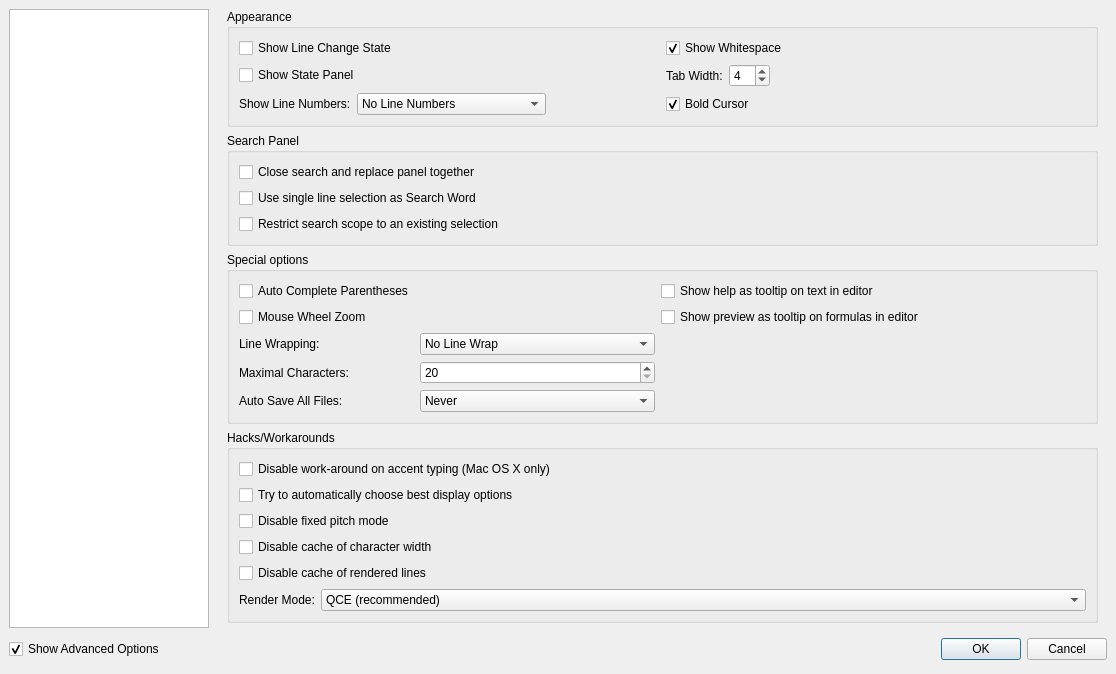
The window that configdialog.ui (svn2github/texstudio-trunk) describes before a commit, drawn with Qt 5.
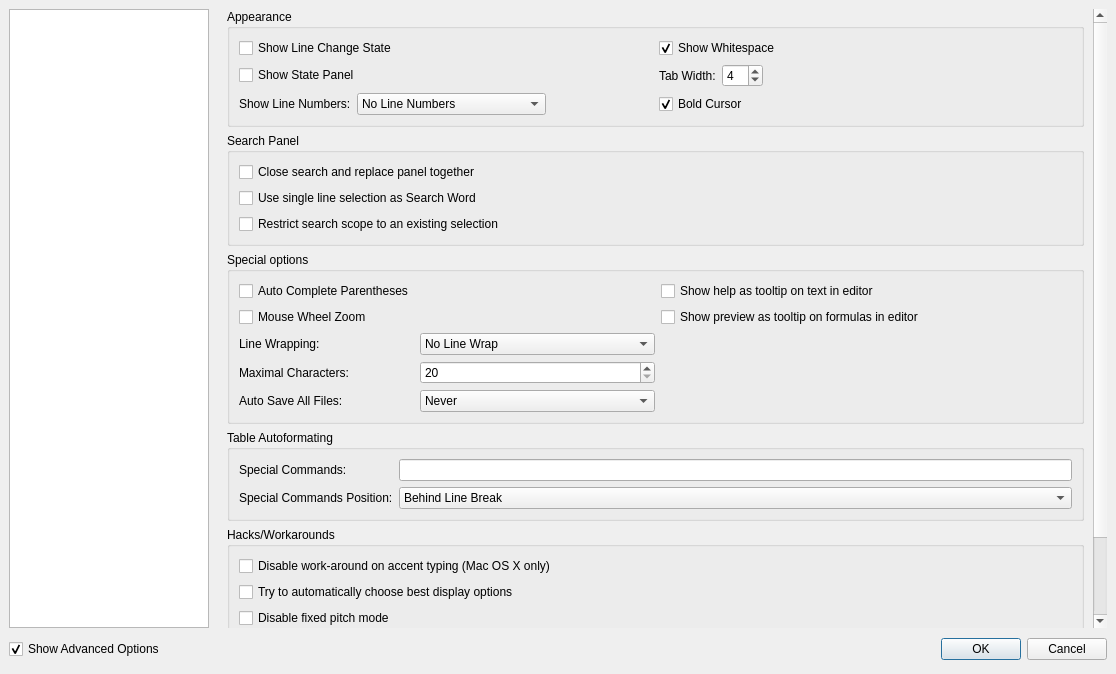
The same window after the commit. The open tabs and pages were chosen to show the change. Icons and pictures are not drawn.

Commit message: table alignment: make special (line/rule) commands configurable, add option where to insert them.

The edit to the form file:
```diff
--- a/configdialog.ui
+++ b/configdialog.ui
@@ -1360,8 +1360,8 @@
            <rect>
             <x>0</x>
             <y>0</y>
-            <width>646</width>
-            <height>547</height>
+            <width>863</width>
+            <height>632</height>
            </rect>
           </property>
           <layout class="QVBoxLayout" name="verticalLayout_8">
@@ -1681,6 +1681,51 @@
              </layout>
             </widget>
            </item>
+           <item>
+            <widget class="QGroupBox" name="gbTableAutoformat">
+             <property name="title">
+              <string>Table Autoformating</string>
+             </property>
+             <layout class="QGridLayout" name="gridLayout">
+              <item row="0" column="0">
+               <widget class="QLabel" name="label_60">
+                <property name="text">
+                 <string>Special Commands:</string>
+                </property>
+               </widget>
+              </item>
+              <item row="0" column="1">
+               <widget class="QLineEdit" name="leTableFormatingSpecialCommands"/>
+              </item>
+              <item row="1" column="0">
+               <widget class="QLabel" name="label_61">
+                <property name="text">
+                 <string>Special Commands Position:</string>
+                </property>
+               </widget>
+              </item>
+              <item row="1" column="1">
+               <widget class="QComboBox" name="cbTableFormatingSpecialCommandPos">
+                <item>
+                 <property name="text">
+                  <string>Behind Line Break</string>
+                 </property>
+                </item>
+                <item>
+                 <property name="text">
+                  <string>Separate Line (No Indent)</string>
+                 </property>
+                </item>
+                <item>
+                 <property name="text">
+                  <string>Separate Line (Indented to First Column)</string>
+                 </property>
+                </item>
+               </widget>
+              </item>
+             </layout>
+            </widget>
+           </item>
            <item>
             <widget class="QGroupBox" name="groupBox_12">
              <property name="title">
```
The commit also changes 5 other files.
